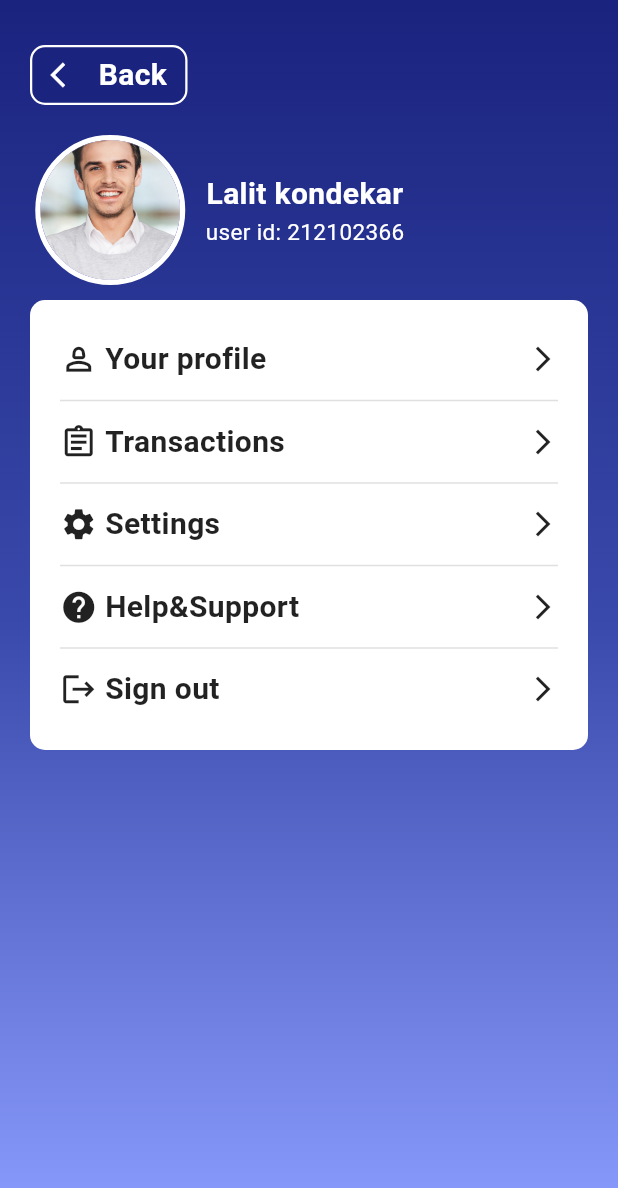
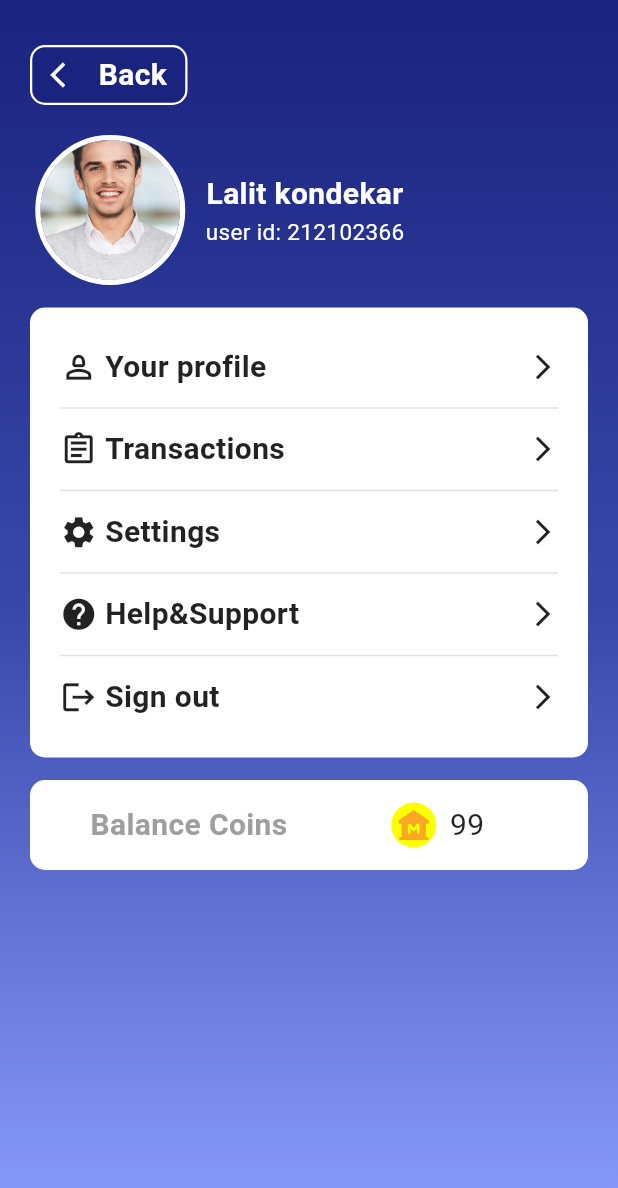
Before and after one commit to abdo2121nasser/code_case_intern, a Flutter app: the screen it shows after launch, on a phone screen of 412 x 824 dp. Shown: the top 1188 px of the screen. Run offline on Flutter 3.47's test engine with Material 3 defaults, Android fonts, the phone set to English and light mode, and no system bars; our stand-ins replace bloc, flutter_bloc.

Commit message:
finish menu screen design

```diff
--- a/lib/core/blocks/app_bar_charge_block.dart
+++ b/lib/core/blocks/current_balance.dart
@@ -2,7 +2,7 @@ import 'package:flutter/material.dart';
 
 
 
-class AppBarChargesBlock extends StatelessWidget {
+class CurrentBalanceBlock extends StatelessWidget {
 
   @override
   Widget build(BuildContext context) {
--- a/lib/screens/main_navigation_screen.dart
+++ b/lib/screens/main_navigation_screen.dart
@@ -1,4 +1,4 @@
-import 'package:code_case_intern/core/blocks/app_bar_charge_block.dart';
+import 'package:code_case_intern/core/blocks/current_balance.dart';
 import 'package:code_case_intern/core/blocks/reward_list_block.dart';
 import 'package:code_case_intern/core/cubits/navigation_cubit/navigation_cubit.dart';
 import 'package:code_case_intern/core/cubits/navigation_cubit/navigation_cubit.dart';
@@ -39,7 +39,7 @@ class MainNavigationScreen extends StatelessWidget {
               ),
             ),
             actions: [
-              AppBarChargesBlock(),
+              CurrentBalanceBlock(),
             ],
           ),
           bottomNavigationBar: BottomNavigationBar(
--- a/lib/screens/side_screens/menu_screen.dart
+++ b/lib/screens/side_screens/menu_screen.dart
@@ -2,6 +2,7 @@ import 'package:code_case_intern/core/blocks/setting_list_block.dart';
 import 'package:code_case_intern/core/blocks/user_block.dart';
 import 'package:flutter/material.dart';
 
+import '../../core/blocks/current_balance.dart';
 import '../../core/blocks/button_with_icon_block.dart';
 
 class MenuScreen extends StatelessWidget {
@@ -23,10 +24,11 @@ class MenuScreen extends StatelessWidget {
         child: Column(
           crossAxisAlignment: CrossAxisAlignment.start,
           children: [
-            InkWell(onTap: () {}, child: const ButtonWithIconBlock()),
+            InkWell(onTap: () {},
+                child: const ButtonWithIconBlock()),
             const UserBlock(),
-            SizedBox(height: 10,),
             Container(
+              margin: const EdgeInsets.symmetric(vertical: 15),
               height: 300,
               decoration: BoxDecoration(
                 color: Colors.white,
@@ -42,7 +44,22 @@ class MenuScreen extends StatelessWidget {
                     separatorBuilder: (context, index) => Divider(color: Colors.grey.shade300,),
                     itemCount: 5),
               ),
-            )
+            ),
+          Container(
+            height: 60,
+              decoration: BoxDecoration(
+                color: Colors.white,
+                borderRadius: BorderRadius.circular(10)
+              ),
+              child: Row(
+                mainAxisAlignment: MainAxisAlignment.spaceEvenly,
+                children: [
+                  Text('Balance Coins',
+                    style: TextStyle(color: Colors.grey,fontWeight: FontWeight.bold,fontSize: 20),),
+                  CurrentBalanceBlock()
+                ],
+              ),
+          )
           ],
         ),
       ),
```
